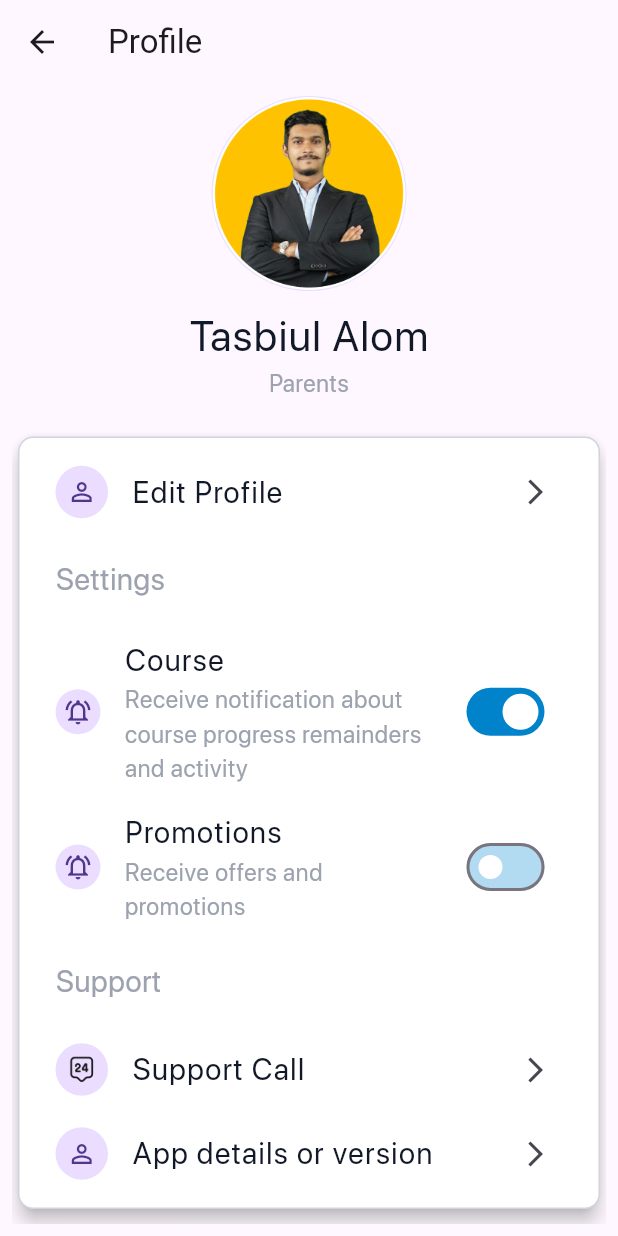
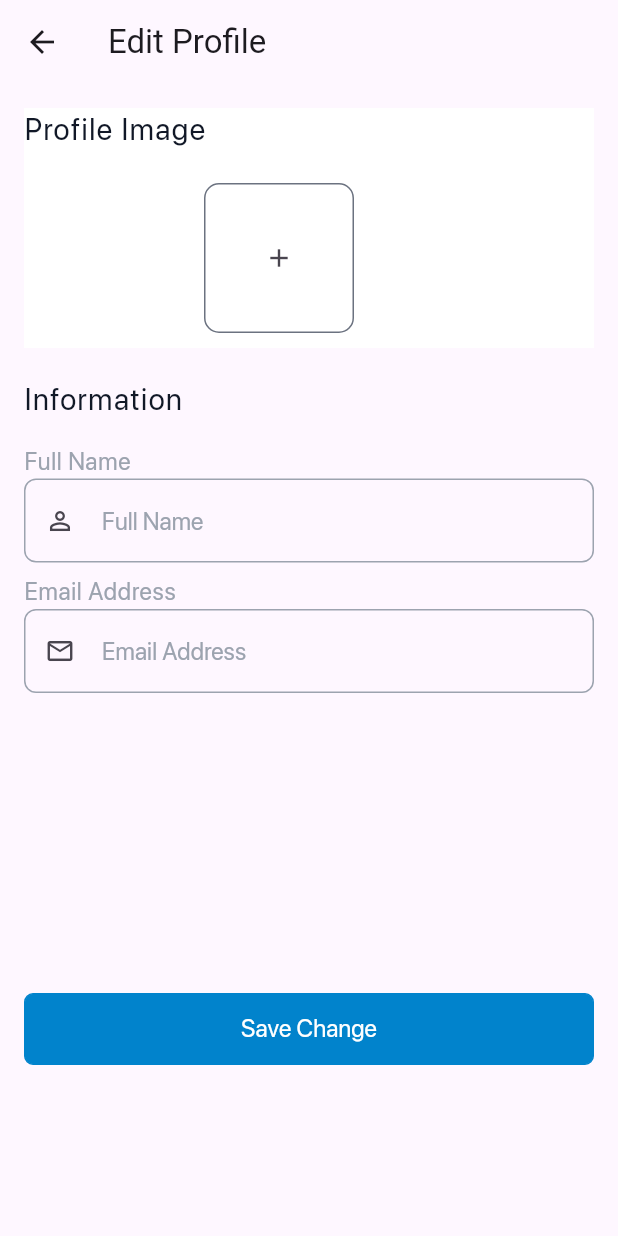
Before and after one commit to dipu363/FlutterDemo, a Flutter app: the ProfileScreen screen opened directly, after a tap on "Edit Profile", on a phone screen of 412 x 824 dp. Run offline on Flutter 3.47's test engine with Material 2 defaults, Android fonts, the phone set to English and light mode, and no system bars; our stand-ins replace connectivity_plus, get; missing offline and left inert: external_app_launcher.

Commit message:
Profile Editing Screen has been added

```diff
--- /dev/null
+++ b/lib/ui/screen/profile/edit_profile_screen.dart
@@ -0,0 +1,177 @@
+import 'package:flutter/material.dart';
+import 'package:get/get.dart';
+import 'package:internetconnectivitycheck/ui/screen/profile/profile_screen.dart';
+import 'package:internetconnectivitycheck/ui/utils/app_colors.dart';
+import 'package:internetconnectivitycheck/ui/utils/style.dart';
+import 'package:internetconnectivitycheck/ui/widget/common_elevated_button.dart';
+
+class EditProfileScreen extends StatefulWidget {
+  const EditProfileScreen({Key? key}) : super(key: key);
+
+  @override
+  State<EditProfileScreen> createState() => _EditProfileScreenState();
+}
+
+class _EditProfileScreenState extends State<EditProfileScreen> {
+  final GlobalKey<FormState> _formKey = GlobalKey<FormState>();
+  bool imageVisible =false;
+  bool addImageIconVisible =true;
+  @override
+  Widget build(BuildContext context) {
+    return Scaffold(
+      appBar: AppBar(
+        title: const Text('Edit Profile'),
+      ),
+      body: Padding(
+        padding: const EdgeInsets.all(16.0),
+        child: SingleChildScrollView(
+
+          child: Column(
+            children: [
+              Stack(
+                children: [
+                  Container(
+                    color:Colors.white,
+                    width: double.infinity,
+                    height: 160,
+                  ),
+                  Text('Profile Image',style: heading1.copyWith(fontSize: 20),),
+                  Visibility(
+                    visible: addImageIconVisible,
+                    child: Positioned(
+                      top: 50,
+                      left: 120,
+                      child: Container(
+
+                        height: 100,
+                        width: 100,
+                        decoration: BoxDecoration(
+                            color: generalWhite,
+                            border: Border.all(color: neutralBlack500),
+                          borderRadius: BorderRadius.circular(10)
+
+                        ),
+
+                        child: IconButton(
+                          onPressed: (){
+                            setState(() {
+                              if(!imageVisible){
+                                imageVisible = true;
+                                addImageIconVisible = false;
+                              }
+                            });
+                          },
+                            icon: const Icon(Icons.add,size: 20),
+                        ),
+                      ),
+                    ),
+                  ),
+                  Visibility(
+                    visible: imageVisible,
+                    child: Positioned(
+                      top: 30,
+                      left: 100,
+                      child: SizedBox(
+                        height: 130,
+                        width: 130,
+                        child: CircleAvatar(
+                            child: Image.asset(
+                              'assets/images/useravatar.png',
+                              height: 130,
+                              width: 130,
+                            )),
+                      ),
+                    ),
+                  ),
+                ],
+              ),
+              const SizedBox(height: 20),
+              Form(
+                key: _formKey,
+                child: Column(
+                  mainAxisAlignment: MainAxisAlignment.start,
+                  crossAxisAlignment: CrossAxisAlignment.start,
+                  children: [
+                    Column(
+                      mainAxisAlignment: MainAxisAlignment.start,
+                      crossAxisAlignment: CrossAxisAlignment.start,
+                      children: [
+                        Text(
+                          'Information',
+                          style: heading1.copyWith(fontSize: 20),
+                        ),
+                        const SizedBox(
+                          height: 15,
+                        ),
+                        Text(
+                          'Full Name',
+                          style: heading2,
+                        ),
+                        TextFormField(
+                          style: editingTextStyle,
+                          keyboardType: TextInputType.text,
+                          validator: (value) {
+                            if (value?.isEmpty ?? true) {
+                              return 'Please Enter full name';
+                            } else {
+                              return null;
+                            }
+                          },
+                          decoration: const InputDecoration(
+                            prefixIcon: Icon(
+                              Icons.person_outline,
+                              size: 20,
+                            ),
+                            hintText: 'Full Name',
+                          ),
+                        ),
+                        const SizedBox(
+                          height: 8,
+                        ),
+                        Text(
+                          'Email Address',
+                          style: heading2,
+                        ),
+                        TextFormField(
+                          validator: (String? value) {
+                            if (value?.isEmpty ?? true) {
+                              return 'Please Enter Valid Email Address';
+                            } else {
+                              if (!value!.contains('@')) {
+                                return 'Please Enter Valid Email Address with "@"';
+                              } else {
+                                return null;
+                              }
+                            }
+                          },
+                          style:  editingTextStyle,
+                          keyboardType: TextInputType.text,
+                          decoration: const InputDecoration(
+                            prefixIcon: Icon(Icons.email_outlined,size: 20,),
+                            hintText: 'Email Address',
+                          ),
+
+                        ),
+                      ],
+                    ),
+                    const SizedBox(height: 200,),
+                    CommonElevatedButton(
+                        title: 'Save Change',
+                        onTap: () {
+                          if (_formKey.currentState!.validate()) {
+                            print('Profile Editing Success ');
+                            Get.off(()=> const ProfileScreen());
+                          }
+                        })
+                  ],
+                ),
+              ),
+
+
+            ],
+          ),
+        ),
+      ),
+    );
+  }
+}
--- a/lib/ui/screen/profile/profile_screen.dart
+++ b/lib/ui/screen/profile/profile_screen.dart
@@ -1,6 +1,7 @@
 import 'package:flutter/material.dart';
 import 'package:get/get.dart';
 import 'package:internetconnectivitycheck/ui/screen/home_Screen.dart';
+import 'package:internetconnectivitycheck/ui/screen/profile/edit_profile_screen.dart';
 import 'package:internetconnectivitycheck/ui/utils/app_colors.dart';
 import 'package:internetconnectivitycheck/ui/utils/style.dart';
 
@@ -60,7 +61,7 @@ class _ProfileScreenState extends State<ProfileScreen> {
                       children: [
                         InkWell(
                           onTap: () {
-                            print('edit profile');
+                            Get.to(const EditProfileScreen());
                           },
                           child: ListTile(
                             leading: const SizedBox(
--- a/lib/ui/widget/common_elevated_button.dart
+++ b/lib/ui/widget/common_elevated_button.dart
@@ -13,7 +13,6 @@ class CommonElevatedButton extends StatelessWidget {
   @override
   Widget build(BuildContext context) {
     return Container(
-
       decoration: BoxDecoration(
           color: dreamBlue,
           border: Border.all(
@@ -24,7 +23,7 @@ class CommonElevatedButton extends StatelessWidget {
 
       ),
 
-      width: 327,
+      width: double.infinity,
       height: 48,
       child: ElevatedButton(
           style: ElevatedButton.styleFrom(
```
